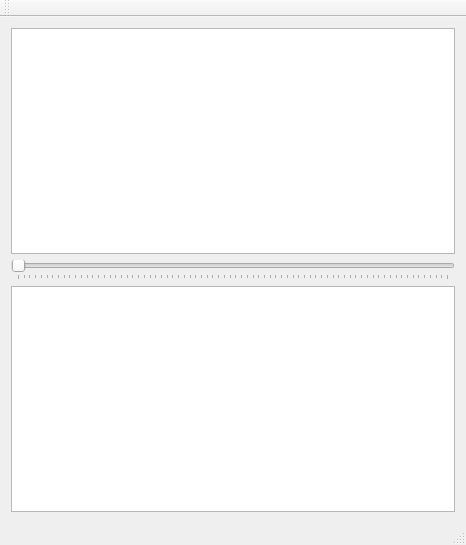
This is DashBoard_Inna/mainwindow.ui in innalobanova/checkboard as Qt 5 draws it before an edit. The edited form follows.
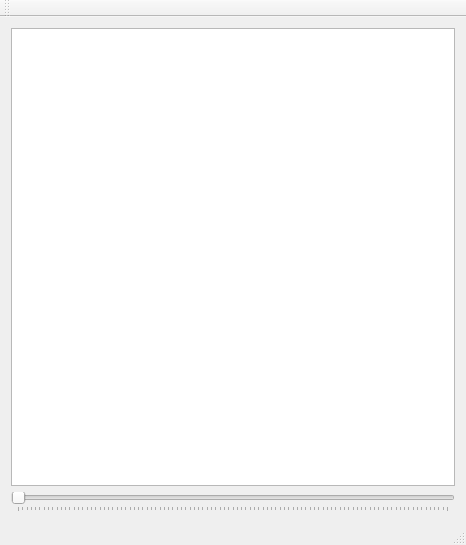
This is the edited form.

Diff of the .ui file:
```diff
--- a/DashBoard_Inna/mainwindow.ui
+++ b/DashBoard_Inna/mainwindow.ui
@@ -24,7 +24,7 @@
        <number>0</number>
       </property>
       <property name="maximum">
-       <number>300</number>
+       <number>400</number>
       </property>
       <property name="singleStep">
        <number>2</number>
@@ -40,9 +40,6 @@
       </property>
      </widget>
     </item>
-    <item>
-     <widget class="QGraphicsView" name="graphicsView_2"/>
-    </item>
    </layout>
   </widget>
   <widget class="QMenuBar" name="menuBar">
```
Left out of the diff: 2 changed lines with no effect on the pictures.
